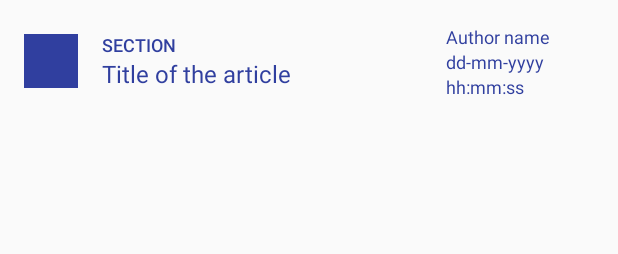
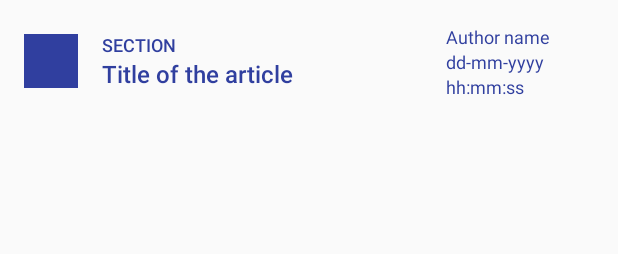
Before and after one commit to Melsara/YourNewsApp, an Android app: the layout list_item.xml on its own in the app's theme, with its tools: preview values and no code run, on a phone screen of 412 x 824 dp. Shown: the top 254 px of the screen. Run offline under Robolectric (Android 15) with nearby library versions, the phone set to English and light mode, and no system bars.

Commit message:
Minor changes.

```diff
--- a/app/src/main/java/eu/escapeadvisor/yournews/MainActivity.java
+++ b/app/src/main/java/eu/escapeadvisor/yournews/MainActivity.java
@@ -21,9 +21,9 @@ import java.util.ArrayList;
 import java.util.List;
 
 public class MainActivity extends AppCompatActivity implements LoaderManager.LoaderCallbacks<List<Article>>{
-    ProgressBar progressBar;
-    TextView emptyView;
-    ImageView emptyImage;
+    private ProgressBar progressBar;
+    private TextView emptyView;
+    private ImageView emptyImage;
     static final String URL_KEY =
             "https://content.guardianapis.com/search?order-by=newest&section=technology&page-size=20&api-key=68e50147-ab2a-43e8-83c8-2cbdb885c2ce&show-fields=thumbnail&show-tags=contributor";
     private ArticleAdapter mAdapter;
--- a/app/src/main/res/layout/list_item.xml
+++ b/app/src/main/res/layout/list_item.xml
@@ -2,14 +2,10 @@
 <LinearLayout xmlns:android="http://schemas.android.com/apk/res/android"
     xmlns:tools="http://schemas.android.com/tools"
     android:layout_width="match_parent"
-    android:layout_height="match_parent"
-    android:orientation="horizontal"
+    android:layout_height="wrap_content"
     android:divider="@null"
-    android:dividerHeight="0dp">
-
-    <LinearLayout
-        android:layout_width="match_parent"
-        android:layout_height="wrap_content">
+    android:dividerHeight="0dp"
+    android:orientation="horizontal">
 
     <ImageView
         android:id="@+id/textView_image"
@@ -17,41 +13,34 @@
         android:layout_height="@dimen/roundSize"
         android:layout_gravity="center_vertical"
         android:layout_margin="@dimen/margin16"
-            android:background="@color/colorPrimaryDark"/>
+        android:background="@color/colorPrimaryDark" />
 
     <LinearLayout
         android:layout_width="0dp"
-            android:layout_weight="4"
         android:layout_height="wrap_content"
         android:layout_gravity="center_vertical"
         android:layout_marginBottom="@dimen/margin16"
         android:layout_marginRight="@dimen/margin16"
         android:layout_marginTop="@dimen/margin16"
+        android:layout_weight="4"
         android:gravity="left"
         android:orientation="vertical">
 
         <TextView
             android:id="@+id/textView_section"
-                android:layout_width="wrap_content"
-                android:layout_height="0dp"
+            style="@style/leftDetails"
             android:layout_weight="1"
-                android:ellipsize="end"
-                android:fontFamily="sans-serif-medium"
             android:maxLines="1"
             android:textAllCaps="true"
-                android:textColor="@color/colorPrimaryDark"
-                android:textSize="12sp"
+            android:textSize="@dimen/textSize12"
             tools:text="Section" />
 
         <TextView
             android:id="@+id/textView_title"
-                android:layout_width="wrap_content"
-                android:layout_height="0dp"
+            style="@style/leftDetails"
             android:layout_weight="2"
-                android:ellipsize="end"
             android:maxLines="2"
-                android:textColor="@color/colorPrimaryDark"
-                android:textSize="16sp"
+            android:textSize="@dimen/textSize16"
             tools:text="Title of the article" />
     </LinearLayout>
 
@@ -59,44 +48,27 @@
         android:layout_width="0dp"
         android:layout_height="wrap_content"
         android:layout_gravity="center"
-            android:layout_weight="2"
         android:layout_marginBottom="@dimen/margin16"
         android:layout_marginRight="@dimen/margin8"
         android:layout_marginTop="@dimen/margin16"
+        android:layout_weight="2"
         android:gravity="left"
         android:orientation="vertical">
 
         <TextView
             android:id="@+id/textView_author"
-                android:layout_width="match_parent"
-                android:layout_height="0dp"
-                android:layout_weight="2"
-                android:layout_gravity="end"
-                android:textColor="@color/colorPrimaryDark"
-                android:textSize="12sp"
+            style="@style/rightDetails"
             tools:text="Author name" />
 
         <TextView
             android:id="@+id/textView_date"
-            android:layout_width="match_parent"
-            android:layout_height="0dp"
-            android:layout_weight="2"
-            android:layout_gravity="end"
-            android:textColor="@color/colorPrimaryDark"
-            android:textSize="12sp"
+            style="@style/rightDetails"
             tools:text="dd-mm-yyyy" />
 
         <TextView
             android:id="@+id/textView_time"
-                android:layout_width="match_parent"
-                android:layout_height="0dp"
-                android:layout_weight="2"
-                android:layout_gravity="end"
-                android:textColor="@color/colorPrimaryDark"
-                android:textSize="12sp"
+            style="@style/rightDetails"
             tools:text="hh:mm:ss" />
     </LinearLayout>
 
 </LinearLayout>
-
-</LinearLayout>
--- a/app/src/main/res/values/dimen.xml
+++ b/app/src/main/res/values/dimen.xml
@@ -4,4 +4,6 @@
     <dimen name="margin16">16dp</dimen>
     <dimen name="margin8">8dp</dimen>
     <dimen name="roundSize">36dp</dimen>
+    <dimen name="textSize12">12sp</dimen>
+    <dimen name="textSize16">16sp</dimen>
 </resources>
--- a/app/src/main/res/values/styles.xml
+++ b/app/src/main/res/values/styles.xml
@@ -8,4 +8,21 @@
         <item name="colorAccent">@color/colorAccent</item>
     </style>
 
+    <style name="rightDetails">
+        <item name="android:layout_width">match_parent</item>
+        <item name="android:layout_height">0dp</item>
+        <item name="android:layout_gravity">end</item>
+        <item name="android:layout_weight">2</item>
+        <item name="android:textColor">@color/colorPrimaryDark</item>
+        <item name="android:textSize">@dimen/textSize12</item>
+    </style>
+
+    <style name="leftDetails">
+        <item name="android:layout_width">wrap_content</item>
+        <item name="android:layout_height">0dp</item>
+        <item name="android:ellipsize">end</item>
+        <item name="android:textColor">@color/colorPrimaryDark</item>
+        <item name="android:fontFamily">sans-serif-medium</item>
+    </style>
+
 </resources>
```
Lines whose indentation alone changed are shown as unchanged.
